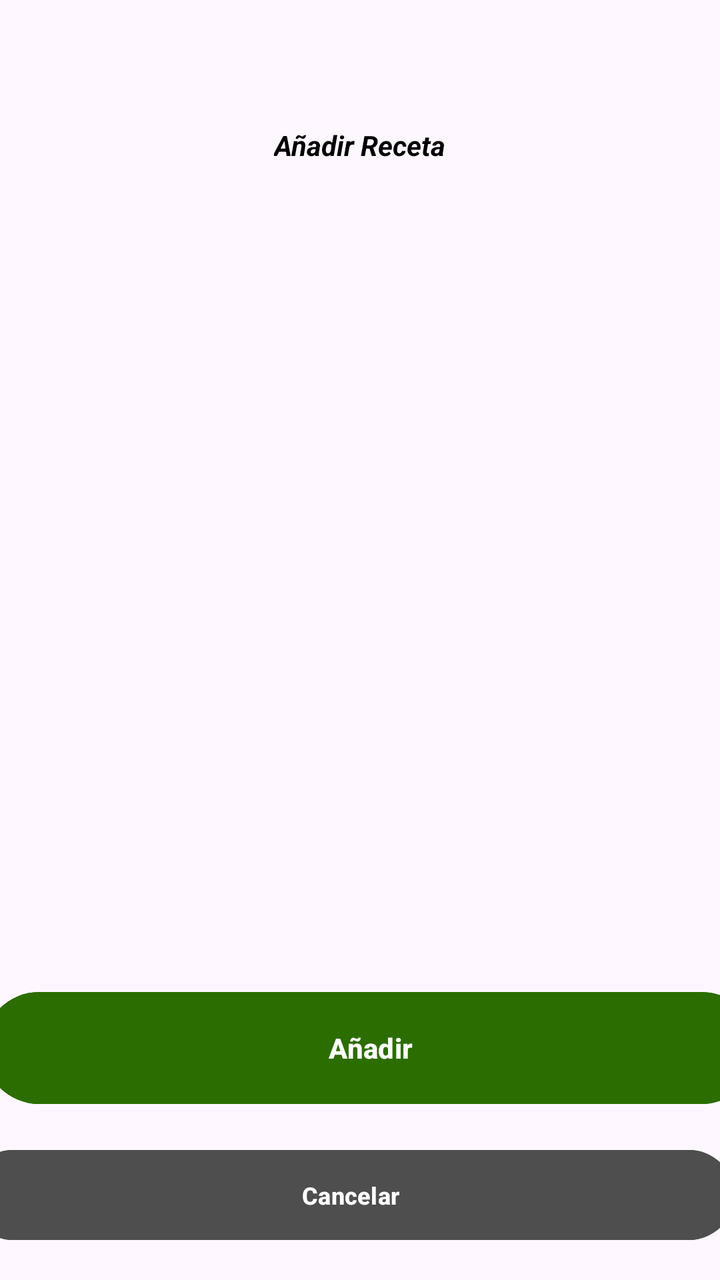
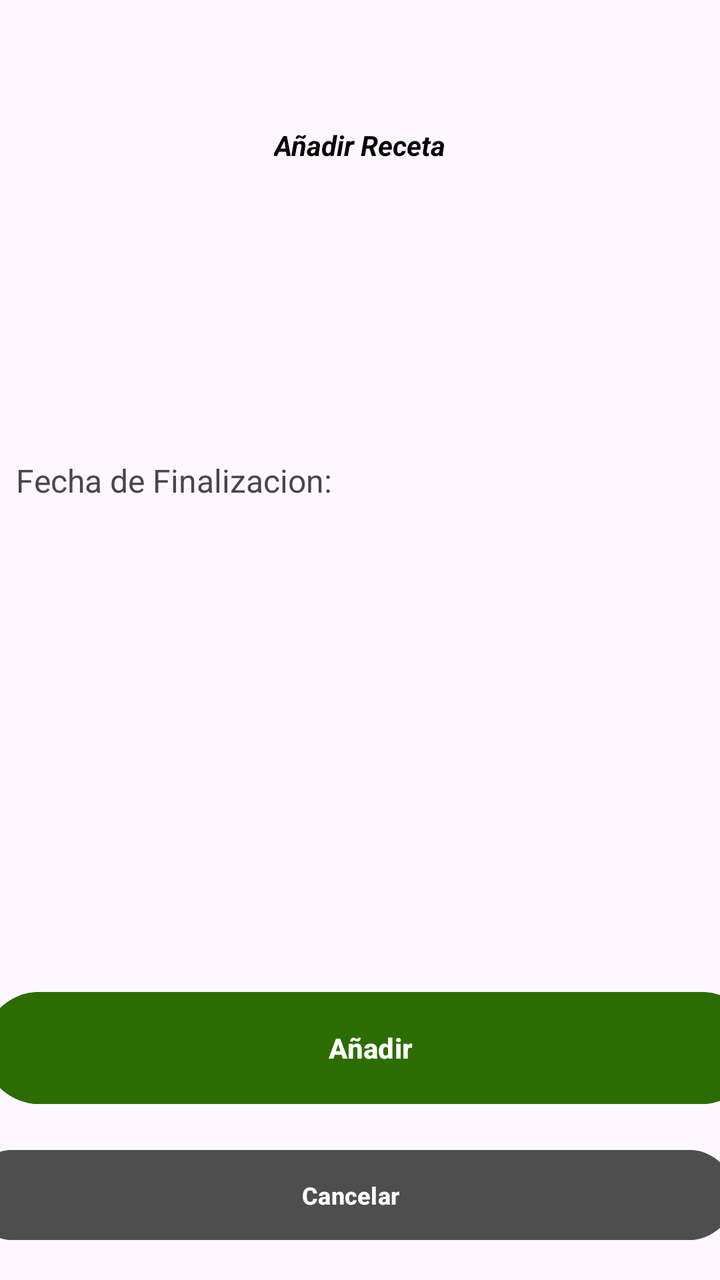

The first picture is an Android layout as it rendered before a commit; the second is the same layout after the commit. The layout source and the unified diff follow.
<!-- AndroidManifest.xml: application theme Theme.MobilesVC -->
<!-- res/layout/receta_crear_view.xml -->
<?xml version="1.0" encoding="utf-8"?>
<androidx.constraintlayout.widget.ConstraintLayout xmlns:android="http://schemas.android.com/apk/res/android"
    xmlns:app="http://schemas.android.com/apk/res-auto"
    xmlns:tools="http://schemas.android.com/tools"
    android:layout_width="match_parent"
    android:layout_height="match_parent">

    <Button
        android:id="@+id/vVolverCrearReceta"
        android:layout_width="383dp"
        android:layout_height="53dp"
        android:layout_marginHorizontal="24dp"
        android:layout_marginTop="8dp"
        android:layout_marginBottom="16dp"
        android:backgroundTint="#4E4E4E"
        android:paddingVertical="10dp"
        android:text="Cancelar"
        android:textSize="12sp"
        android:textStyle="bold"
        android:visibility="visible"
        app:layout_constraintBottom_toBottomOf="parent"
        app:layout_constraintEnd_toEndOf="parent"
        app:layout_constraintHorizontal_bias="0.571"
        app:layout_constraintStart_toStartOf="parent" />

    <Button
        android:id="@+id/vCrearReceta"
        android:layout_width="387dp"
        android:layout_height="64dp"
        android:layout_marginTop="48dp"
        android:layout_marginBottom="84dp"
        android:backgroundTint="#2C6D01"
        android:paddingVertical="14dp"
        android:text="Añadir"
        android:textStyle="bold"
        app:layout_constraintBottom_toBottomOf="parent"
        app:layout_constraintEnd_toEndOf="parent"
        app:layout_constraintHorizontal_bias="0.333"
        app:layout_constraintStart_toStartOf="parent" />

    <TextView
        android:id="@+id/textView10"
        android:layout_width="wrap_content"
        android:layout_height="wrap_content"
        android:layout_marginStart="126dp"
        android:layout_marginTop="63dp"
        android:layout_marginEnd="126dp"
        android:fontFamily="sans-serif"
        android:text="Añadir Receta"
        android:textColor="#000000"
        android:textStyle="bold|italic"
        app:layout_constraintEnd_toEndOf="parent"
        app:layout_constraintStart_toStartOf="parent"
        app:layout_constraintTop_toTopOf="parent"
        tools:textSize="26sp" />

    <EditText
        android:id="@+id/vFechaCrear"
        android:layout_width="373dp"
        android:layout_height="51dp"
        android:layout_marginStart="18dp"
        android:layout_marginTop="156dp"
        android:layout_marginEnd="21dp"
        android:layout_marginBottom="278dp"
        android:ems="10"
        android:hint="Fecha de Finalizacion"
        android:inputType="date"
        app:layout_constraintBottom_toTopOf="@+id/vCrearReceta"
        app:layout_constraintEnd_toEndOf="parent"
        app:layout_constraintStart_toStartOf="parent"
        app:layout_constraintTop_toBottomOf="@+id/textView10" />
</androidx.constraintlayout.widget.ConstraintLayout>
<!-- resources referenced by this layout -->
<resources>
  <style name="Theme.MobilesVC" parent="Base.Theme.MobilesVC" />
  <style name="Base.Theme.MobilesVC" parent="Theme.Material3.DayNight.NoActionBar">
          
          
      </style>
</resources>

<!-- the commit's change to res/layout/receta_crear_view.xml (unified diff, before → after) -->
@@ -4,6 +4,17 @@
     xmlns:tools="http://schemas.android.com/tools"
     android:layout_width="match_parent"
     android:layout_height="match_parent">
+
+    <TextView
+        android:id="@+id/textView54"
+        android:layout_width="200dp"
+        android:layout_height="22dp"
+        android:text="Fecha de Finalizacion:"
+        android:textSize="16sp"
+        app:layout_constraintBottom_toTopOf="@+id/vFechaCrear"
+        app:layout_constraintEnd_toEndOf="parent"
+        app:layout_constraintHorizontal_bias="0.051"
+        app:layout_constraintStart_toStartOf="parent" />
 
     <Button
         android:id="@+id/vVolverCrearReceta"
